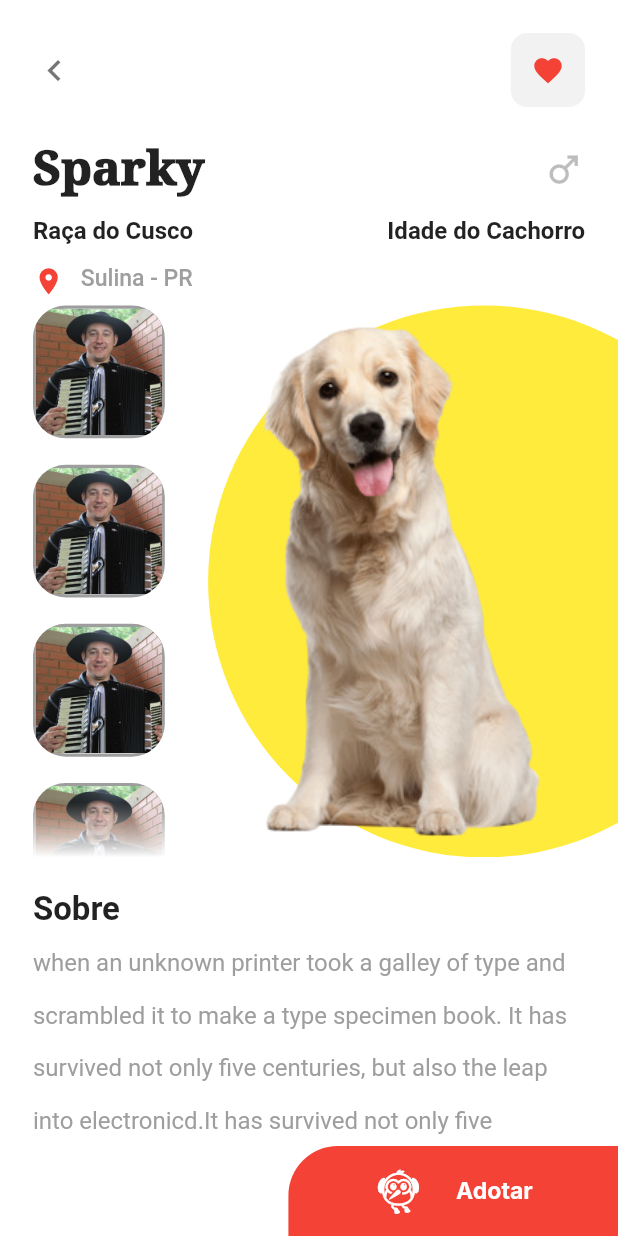
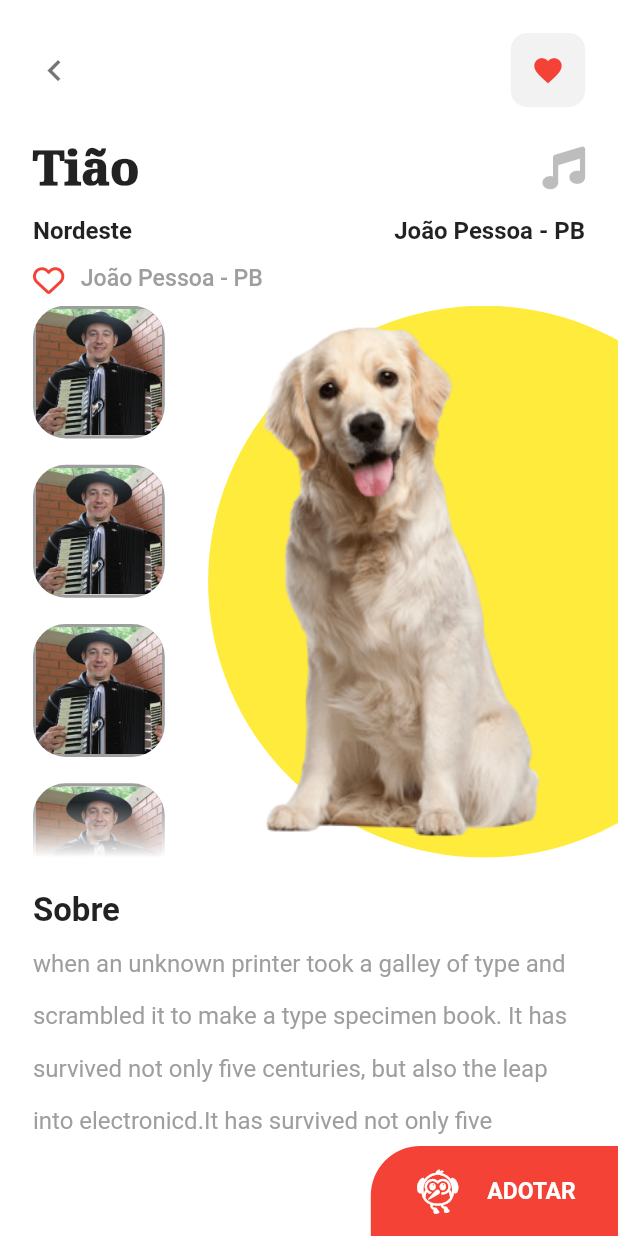
Before and after one commit to bracinho2/flutter_desafio01_interface, a Flutter app: the screen it shows after launch, after a tap on "Tião", on a phone screen of 412 x 824 dp. Run offline on Flutter 3.47's test engine with Material 2 defaults, Android fonts, the light colour scheme and no system bars; our stand-ins replace font_awesome_flutter; Roboto replaces fonts that are missing (Inter, ROBOTO).

Commit message:
Atualização dos componentes

```diff
--- a/lib/app/modules/detail_page/widgets/custom_bottom_bar_detail_page.dart
+++ b/lib/app/modules/detail_page/components/custom_bottom_bar_detail_page.dart
@@ -1,8 +1,13 @@
 import 'package:flutter/material.dart';
+
 import 'package:flutter_desafio01_interface/app/core/app_resposivity.dart';
 
 class CustomBottomBarDetailPage extends StatelessWidget {
-  const CustomBottomBarDetailPage({Key? key}) : super(key: key);
+  final String title;
+  const CustomBottomBarDetailPage({
+    Key? key,
+    required this.title,
+  }) : super(key: key);
 
   @override
   Widget build(BuildContext context) {
@@ -21,7 +26,7 @@
               ),
             ),
             height: 60,
-            width: Resposivity.automatic(200, mediaQueryData),
+            width: Resposivity.automatic(150, mediaQueryData),
             child: Center(
               child:
                   Row(mainAxisAlignment: MainAxisAlignment.center, children: [
@@ -31,12 +36,12 @@
                   size: Resposivity.automatic(30, mediaQueryData),
                 ),
                 SizedBox(
-                  width: Resposivity.automatic(20, mediaQueryData),
+                  width: Resposivity.automatic(15, mediaQueryData),
                 ),
                 Text(
-                  'Adotar',
+                  title,
                   style: TextStyle(
-                    fontFamily: 'Inter',
+                    fontFamily: 'ROBOTO',
                     fontSize: Resposivity.automatic(14, mediaQueryData),
                     fontWeight: FontWeight.bold,
                     color: Colors.white,
--- a/lib/app/modules/detail_page/widgets/custom_dog_photos.dart
+++ b/lib/app/modules/detail_page/components/custom_dog_photos.dart
@@ -7,6 +7,7 @@
   @override
   Widget build(BuildContext context) {
     final mediaQueryData = MediaQuery.of(context);
+
     return Padding(
       padding: EdgeInsets.only(left: Resposivity.automatic(20, mediaQueryData)),
       child: Row(
--- a/lib/app/modules/detail_page/widgets/dog_detail_description.dart
+++ b/lib/app/modules/detail_page/components/dog_detail_description.dart
@@ -1,8 +1,24 @@
 import 'package:flutter/material.dart';
 import 'package:flutter_desafio01_interface/app/core/app_resposivity.dart';
+import 'package:font_awesome_flutter/font_awesome_flutter.dart';
 
 class DogDetailDescription extends StatelessWidget {
-  const DogDetailDescription({Key? key}) : super(key: key);
+  final String name;
+  final String region;
+  final FaIcon icon;
+  final String city;
+  final String experience;
+  final FaIcon favorite;
+
+  const DogDetailDescription({
+    Key? key,
+    required this.name,
+    required this.region,
+    required this.icon,
+    required this.city,
+    required this.experience,
+    required this.favorite,
+  }) : super(key: key);
 
   @override
   Widget build(BuildContext context) {
@@ -17,15 +33,15 @@
             mainAxisAlignment: MainAxisAlignment.spaceBetween,
             children: [
               Text(
-                'Sparky',
+                name,
                 style: TextStyle(
                   fontFamily: 'serif',
                   fontSize: Resposivity.fontSize(32, mediaQueryData),
                   fontWeight: FontWeight.w900,
                 ),
               ),
-              Icon(
-                Icons.male,
+              FaIcon(
+                icon.icon,
                 color: Colors.black26,
                 size: Resposivity.automatic(26, mediaQueryData),
               ),
@@ -38,7 +54,7 @@
             mainAxisAlignment: MainAxisAlignment.spaceBetween,
             children: [
               Text(
-                'Raça do Cusco',
+                region,
                 style: TextStyle(
                   color: Colors.black87,
                   fontSize: Resposivity.fontSize(16, mediaQueryData),
@@ -46,7 +62,7 @@
                 ),
               ),
               Text(
-                'Idade do Cachorro',
+                experience,
                 style: TextStyle(
                   color: Colors.black87,
                   fontSize: Resposivity.fontSize(16, mediaQueryData),
@@ -61,8 +77,8 @@
           Row(
             crossAxisAlignment: CrossAxisAlignment.start,
             children: [
-              Icon(
-                Icons.place,
+              FaIcon(
+                favorite.icon,
                 size: Resposivity.automatic(19, mediaQueryData),
                 color: Colors.red,
               ),
@@ -70,7 +86,7 @@
                 width: Resposivity.automatic(10, mediaQueryData),
               ),
               Text(
-                'Sulina - PR',
+                city,
                 style: TextStyle(
                   fontSize: Resposivity.automatic(14, mediaQueryData),
                   color: Colors.grey,
--- a/lib/app/modules/detail_page/detail_page.dart
+++ b/lib/app/modules/detail_page/detail_page.dart
@@ -1,12 +1,17 @@
 import 'package:flutter/material.dart';
+import 'package:flutter_desafio01_interface/app/core/data/acordeonistDummyList.dart';
 import 'package:flutter_desafio01_interface/app/modules/detail_page/widgets/custom_app_bar_detail_page_widget.dart';
-import 'package:flutter_desafio01_interface/app/modules/detail_page/widgets/custom_bottom_bar_detail_page.dart';
+import 'package:flutter_desafio01_interface/app/modules/detail_page/components/custom_bottom_bar_detail_page.dart';
 import 'package:flutter_desafio01_interface/app/modules/detail_page/widgets/custom_dog_about.dart';
-import 'package:flutter_desafio01_interface/app/modules/detail_page/widgets/custom_dog_photos.dart';
-import 'package:flutter_desafio01_interface/app/modules/detail_page/widgets/dog_detail_description.dart';
+import 'package:flutter_desafio01_interface/app/modules/detail_page/components/custom_dog_photos.dart';
+import 'package:flutter_desafio01_interface/app/modules/detail_page/components/dog_detail_description.dart';
 
 class DetailPage extends StatelessWidget {
-  const DetailPage({Key? key}) : super(key: key);
+  final AcordeonistItem item;
+  const DetailPage({
+    Key? key,
+    required this.item,
+  }) : super(key: key);
 
   @override
   Widget build(BuildContext context) {
@@ -18,7 +23,14 @@
           children: [
             Container(
               color: Colors.white,
-                child: const DogDetailDescription(),
+              child: DogDetailDescription(
+                name: item.nome,
+                city: item.cidade,
+                experience: item.cidade,
+                favorite: item.favorito,
+                icon: item.icon,
+                region: item.regiao,
+              ),
             ),
             const SizedBox(
               height: 6,
@@ -31,7 +43,10 @@
             const DogAbout(),
           ],
         ),
-          bottomNavigationBar: const CustomBottomBarDetailPage()),
+        bottomNavigationBar: const CustomBottomBarDetailPage(
+          title: 'ADOTAR',
+        ),
+      ),
     );
   }
 }
--- a/lib/app/modules/main_page/main_page_widget.dart
+++ b/lib/app/modules/main_page/main_page_widget.dart
@@ -1,8 +1,7 @@
 import 'package:flutter/material.dart';
-import 'package:flutter_desafio01_interface/app/core/app_resposivity.dart';
 import 'package:flutter_desafio01_interface/app/modules/main_page/widgets/app_bar_main_widget.dart';
-import 'package:flutter_desafio01_interface/app/modules/main_page/components/custom_sliver_horizontal_bar.dart';
-import 'package:flutter_desafio01_interface/app/modules/main_page/components/custom_sliver_vertical_bar.dart';
+import 'package:flutter_desafio01_interface/app/modules/main_page/widgets/custom_sliver_horizontal_bar.dart';
+import 'package:flutter_desafio01_interface/app/modules/main_page/widgets/custom_sliver_vertical_bar.dart';
 
 class MainPage extends StatelessWidget {
   const MainPage({Key? key}) : super(key: key);
--- a/lib/app/modules/main_page/components/custom_sliver_horizontal_bar.dart
+++ b/lib/app/modules/main_page/widgets/custom_sliver_horizontal_bar.dart
@@ -2,7 +2,6 @@
 import 'package:flutter_desafio01_interface/app/core/app_resposivity.dart';
 import 'package:flutter_desafio01_interface/app/core/data/filterDummyList.dart';
 import 'package:flutter_desafio01_interface/app/modules/main_page/components/custom_horizontal_menu_item.dart';
-import 'package:font_awesome_flutter/font_awesome_flutter.dart';
 
 class CustomSliverHorizontalBar extends StatelessWidget {
   const CustomSliverHorizontalBar({Key? key}) : super(key: key);
--- a/lib/app/modules/main_page/components/custom_sliver_vertical_bar.dart
+++ b/lib/app/modules/main_page/widgets/custom_sliver_vertical_bar.dart
@@ -16,8 +16,12 @@
       delegate: SliverChildBuilderDelegate(
         (context, index) => InkWell(
           onTap: () {
-            Navigator.push(context,
-                MaterialPageRoute(builder: (context) => const DetailPage()));
+            Navigator.push(
+                context,
+                MaterialPageRoute(
+                    builder: (context) => DetailPage(
+                          item: acordeonistMenuList[index],
+                        )));
           },
           child: Container(
             color: Colors.black12,
```
Also changed, not shown: 1 other file. Lines whose indentation alone changed are shown as unchanged.
